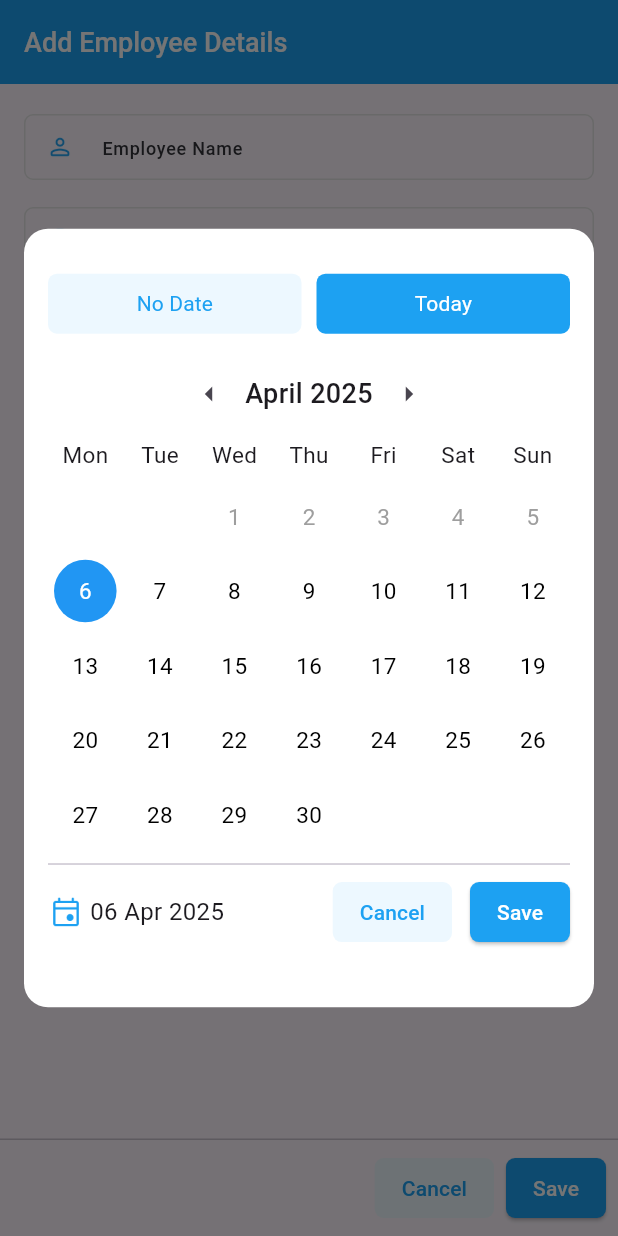
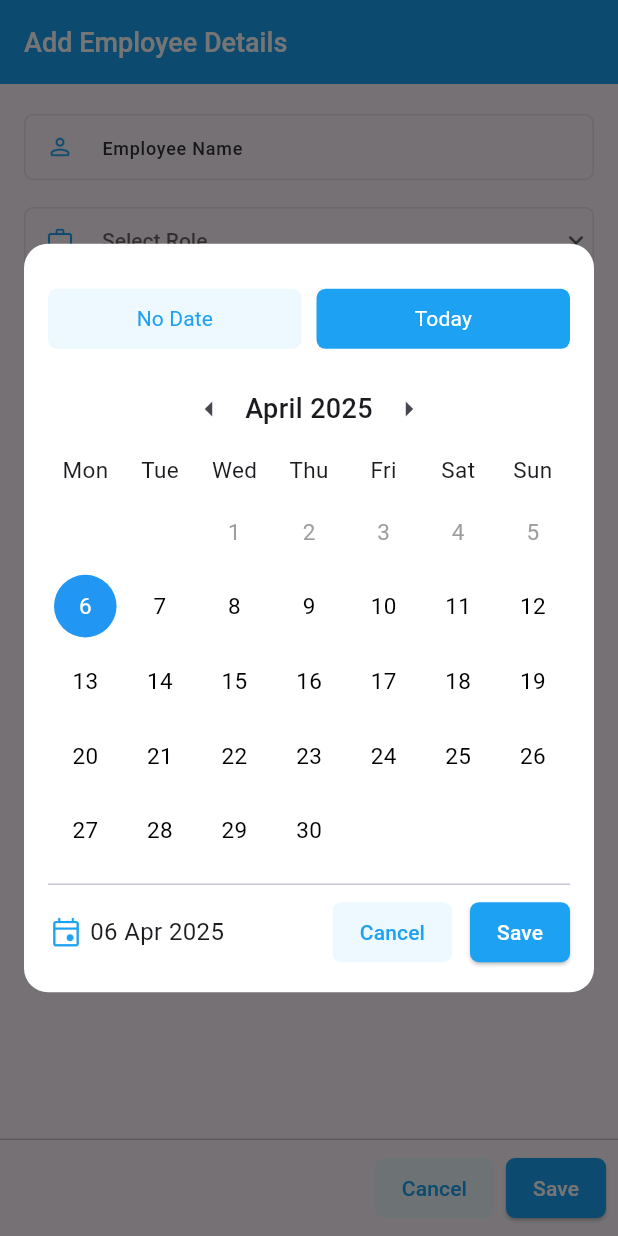
Before and after one commit to sauravsomxz/Employee-Management, a Flutter app: the EmployeeFormPage screen opened directly, after a tap on "No Date", on a phone screen of 412 x 824 dp. Run offline on Flutter 3.47's test engine with Material 3 defaults, Android fonts, the light colour scheme and no system bars; our stand-ins replace flutter_bloc, flutter_slidable, hive, hive_flutter, universal_platform; accounts and stored records are empty.

Commit message:
Added support for Web

```diff
--- a/lib/core/widgets/custom_calendar_widget.dart
+++ b/lib/core/widgets/custom_calendar_widget.dart
@@ -23,19 +23,28 @@ class CustomCalendarDialog extends StatelessWidget {
     return Dialog(
       backgroundColor: Colors.transparent,
       insetPadding: const EdgeInsets.all(16),
-      child: BlocBuilder<CalendarCubit, CalendarState>(
-        builder: (context, state) {
+      child: LayoutBuilder(
+        builder: (context, constraints) {
+          final state = context.watch<CalendarCubit>().state;
           final DateTime? selectedDate = state.selectedDate;
           final DateTime monthContext = selectedDate ?? DateTime.now();
 
-          return FractionallySizedBox(
-            widthFactor: 1,
+          final screenHeight = constraints.maxHeight;
+          final isLargeScreen = constraints.maxWidth > 800;
+
+          // Set different heights depending on screen type
+          final double dialogHeight =
+              isLargeScreen
+                  ? screenHeight * 0.8
+                  : calculateCalendarRows(monthContext) > 5
+                  ? screenHeight * 0.7
+                  : screenHeight * 0.63;
+
+          return Center(
             child: Container(
+              width: isLargeScreen ? 500 : double.infinity,
+              height: dialogHeight,
               padding: const EdgeInsets.all(16),
-              height:
-                  calculateCalendarRows(monthContext) > 5
-                      ? MediaQuery.of(context).size.height * 0.7
-                      : MediaQuery.of(context).size.height * 0.63,
               decoration: BoxDecoration(
                 color: Colors.white,
                 borderRadius: BorderRadius.circular(16),
@@ -49,12 +58,14 @@ class CustomCalendarDialog extends StatelessWidget {
                   ),
                   const SizedBox(height: 12),
                   MonthHeader(selectedDate: monthContext),
-                  CalendarView(
-                    selectedDate: selectedDate,
-                    onDateTap:
-                        (date) =>
-                            context.read<CalendarCubit>().selectDate(date),
-                    minDate: state.startDate,
+                  Expanded(
+                    child: CalendarView(
+                      selectedDate: selectedDate,
+                      onDateTap:
+                          (date) =>
+                              context.read<CalendarCubit>().selectDate(date),
+                      minDate: state.startDate,
+                    ),
                   ),
                   const Divider(),
                   CalendarFooter(
--- a/lib/main.dart
+++ b/lib/main.dart
@@ -3,15 +3,21 @@ import 'package:employee_management/core/constants/app_enums.dart';
 import 'package:employee_management/data/models/employee_model.dart';
 import 'package:employee_management/repository/employee_repository.dart';
 import 'package:flutter/material.dart';
-import 'package:hive/hive.dart';
+import 'package:hive_flutter/hive_flutter.dart';
 import 'package:path_provider/path_provider.dart';
+import 'package:universal_platform/universal_platform.dart';
 import 'presentation/pages/employee_list_page.dart';
 
 void main() async {
   WidgetsFlutterBinding.ensureInitialized();
 
-  final dir = await getApplicationDocumentsDirectory();
-  Hive.init(dir.path);
+  // Hive init for web vs other platforms
+  if (!UniversalPlatform.isWeb) {
+    final dir = await getApplicationDocumentsDirectory();
+    Hive.init(dir.path);
+  } else {
+    await Hive.initFlutter(); // Hive handles web initialization internally
+  }
 
   Hive.registerAdapter(EmployeeAdapter());
   Hive.registerAdapter(EmployeeRoleAdapter());
@@ -35,7 +41,7 @@ class EmployeeApp extends StatelessWidget {
           selectionHandleColor: AppColors.primary,
         ),
       ),
-      home: EmployeeListPage(),
+      home: const EmployeeListPage(),
     );
   }
 }
--- a/pubspec.yaml
+++ b/pubspec.yaml
@@ -34,6 +34,7 @@ dependencies:
   hive_flutter: ^1.1.0
   path_provider: ^2.1.5
   flutter_slidable: ^4.0.0
+  universal_platform: ^1.1.0
 
   # The following adds the Cupertino Icons font to your application.
   # Use with the CupertinoIcons class for iOS style icons.
```
Also changed, not shown: pubspec.lock.
